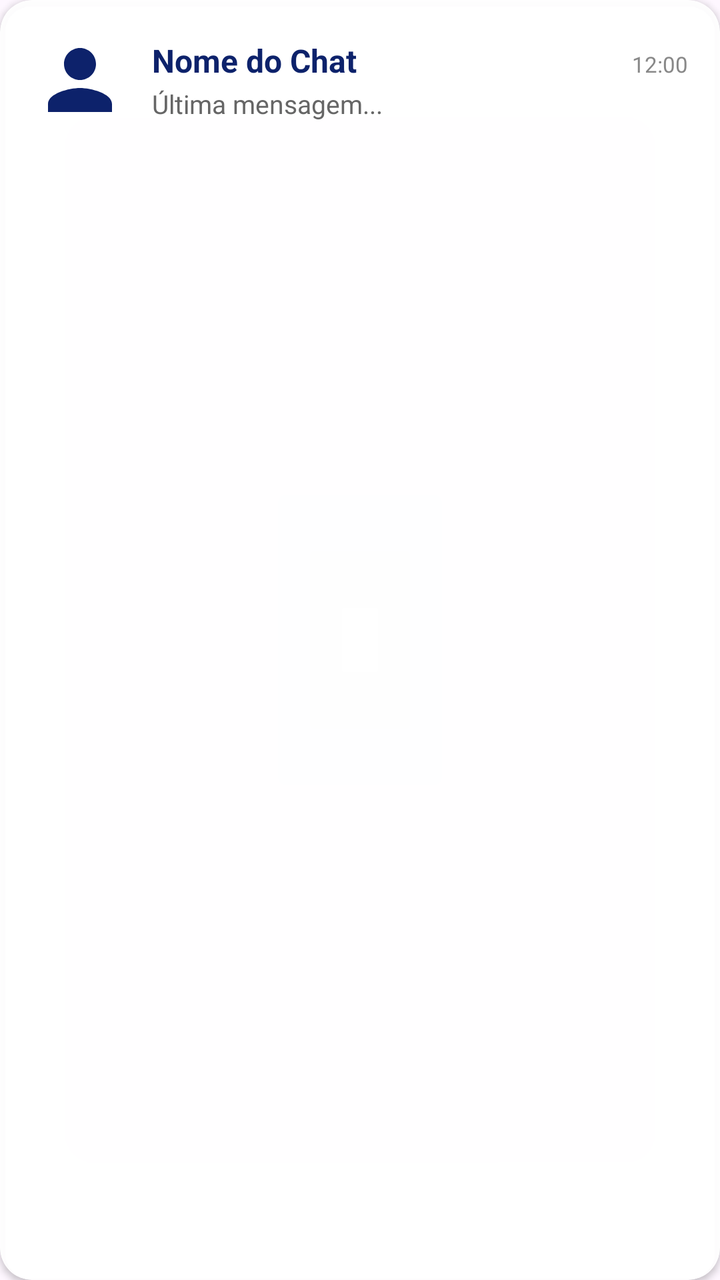
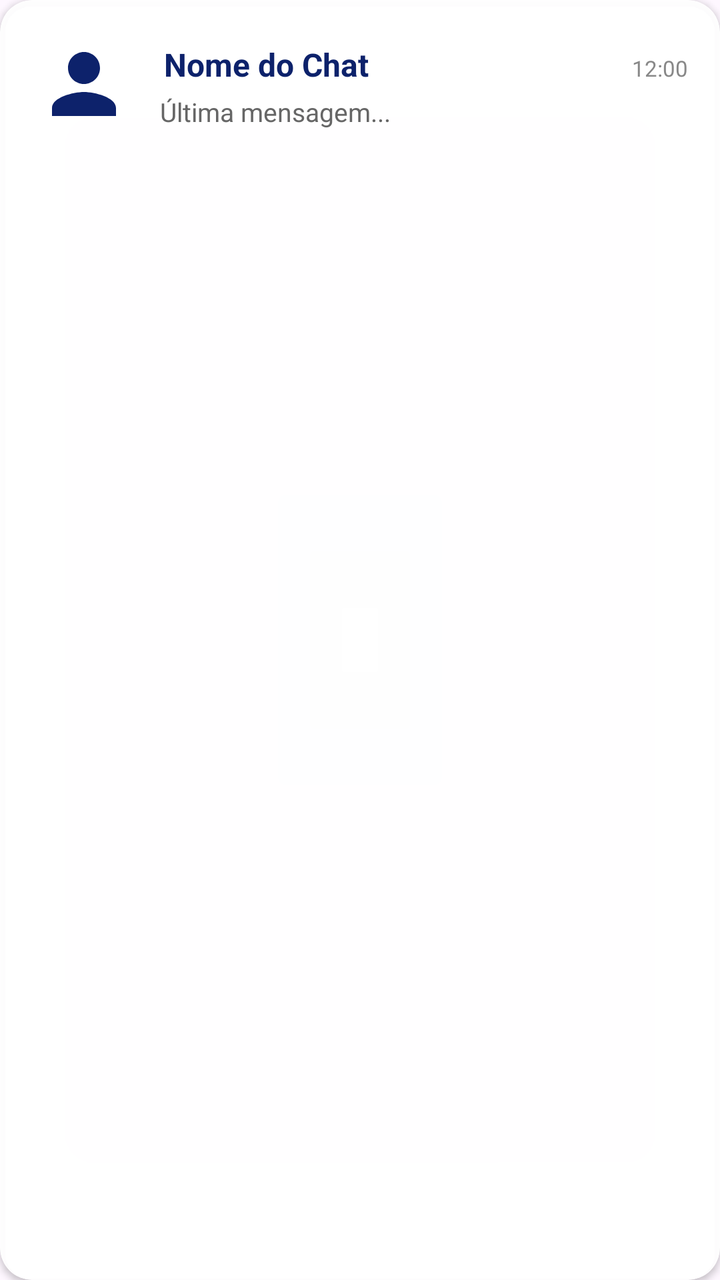

Two renders of the same Android screen: before a commit and after it. Below are the layout's source before the change and the commit's diff.
<!-- AndroidManifest.xml: application theme Theme.PlataformaRemota -->
<!-- res/layout/item_chat.xml -->
<?xml version="1.0" encoding="utf-8"?>
<com.google.android.material.card.MaterialCardView xmlns:android="http://schemas.android.com/apk/res/android"
    xmlns:app="http://schemas.android.com/apk/res-auto"
    android:id="@+id/cardChat"
    android:layout_width="match_parent"
    android:layout_height="wrap_content"
    android:layout_marginHorizontal="8dp"
    android:layout_marginVertical="6dp"
    app:cardBackgroundColor="#F2FFFFFF"
    app:cardCornerRadius="16dp"
    app:cardElevation="2dp"
    app:strokeWidth="0dp">

    <LinearLayout
        android:layout_width="match_parent"
        android:layout_height="wrap_content"
        android:gravity="center_vertical"
        android:orientation="horizontal"
        android:padding="16dp">

        <ImageView
            android:id="@+id/imgFotoChat"
            android:layout_width="48dp"
            android:layout_height="48dp"
            android:layout_marginEnd="12dp"
            android:src="@drawable/ic_person"
            app:tint="#0D226B" />

        <LinearLayout
            android:layout_width="0dp"
            android:layout_height="wrap_content"
            android:layout_weight="1"
            android:orientation="vertical">

            <LinearLayout
                android:layout_width="match_parent"
                android:layout_height="wrap_content"
                android:orientation="horizontal">

                <TextView
                    android:id="@+id/txtNomeChat"
                    android:layout_width="0dp"
                    android:layout_height="wrap_content"
                    android:layout_weight="1"
                    android:ellipsize="end"
                    android:maxLines="1"
                    android:text="Nome do Chat"
                    android:textColor="#0D226B"
                    android:textSize="16sp"
                    android:textStyle="bold" />

                <TextView
                    android:id="@+id/txtHoraChat"
                    android:layout_width="wrap_content"
                    android:layout_height="wrap_content"
                    android:text="12:00"
                    android:textColor="#888888"
                    android:textSize="11sp" />
            </LinearLayout>

            <TextView
                android:id="@+id/txtContextoChat"
                android:layout_width="match_parent"
                android:layout_height="wrap_content"
                android:layout_marginTop="2dp"
                android:ellipsize="end"
                android:maxLines="1"
                android:text="Trabalho"
                android:textColor="#0D226B"
                android:textSize="11sp"
                android:textStyle="italic"
                android:visibility="gone" />

            <TextView
                android:id="@+id/txtUltimaMensagem"
                android:layout_width="match_parent"
                android:layout_height="wrap_content"
                android:layout_marginTop="2dp"
                android:ellipsize="end"
                android:maxLines="1"
                android:text="Última mensagem..."
                android:textColor="#666666"
                android:textSize="13sp" />
        </LinearLayout>
    </LinearLayout>
</com.google.android.material.card.MaterialCardView>
<!-- resources referenced by this layout -->
<resources>
  <!-- drawable ic_person (drawable) -->
  <vector xmlns:android="http://schemas.android.com/apk/res/android" android:height="24dp" android:tint="#000000" android:viewportHeight="24" android:viewportWidth="24" android:width="24dp">
        
      <path android:fillColor="@android:color/white" android:pathData="M12,12c2.21,0 4,-1.79 4,-4s-1.79,-4 -4,-4 -4,1.79 -4,4 1.79,4 4,4zM12,14c-2.67,0 -8,1.34 -8,4v2h16v-2c0,-2.66 -5.33,-4 -8,-4z"/>
      
  </vector>
  <style name="Theme.PlataformaRemota" parent="Base.Theme.PlataformaRemota" />
  <style name="Base.Theme.PlataformaRemota" parent="Theme.Material3.DayNight.NoActionBar">
          
          
      </style>
</resources>

<!-- the commit's change to res/layout/item_chat.xml (unified diff, before → after) -->
@@ -18,13 +18,24 @@
         android:orientation="horizontal"
         android:padding="16dp">
 
-        <ImageView
-            android:id="@+id/imgFotoChat"
-            android:layout_width="48dp"
-            android:layout_height="48dp"
+        
+        <FrameLayout
+            android:id="@+id/containerAvatarChat"
+            android:layout_width="52dp"
+            android:layout_height="52dp"
             android:layout_marginEnd="12dp"
-            android:src="@drawable/ic_person"
-            app:tint="#0D226B" />
+            android:background="?attr/selectableItemBackgroundBorderless"
+            android:clickable="true"
+            android:focusable="true">
+
+            <ImageView
+                android:id="@+id/imgFotoChat"
+                android:layout_width="48dp"
+                android:layout_height="48dp"
+                android:layout_gravity="center"
+                android:src="@drawable/ic_person"
+                app:tint="#0D226B" />
+        </FrameLayout>
 
         <LinearLayout
             android:layout_width="0dp"
@@ -37,13 +48,18 @@
                 android:layout_height="wrap_content"
                 android:orientation="horizontal">
 
+                
                 <TextView
                     android:id="@+id/txtNomeChat"
                     android:layout_width="0dp"
                     android:layout_height="wrap_content"
                     android:layout_weight="1"
+                    android:background="?attr/selectableItemBackground"
+                    android:clickable="true"
+                    android:focusable="true"
                     android:ellipsize="end"
                     android:maxLines="1"
+                    android:padding="2dp"
                     android:text="Nome do Chat"
                     android:textColor="#0D226B"
                     android:textSize="16sp"
